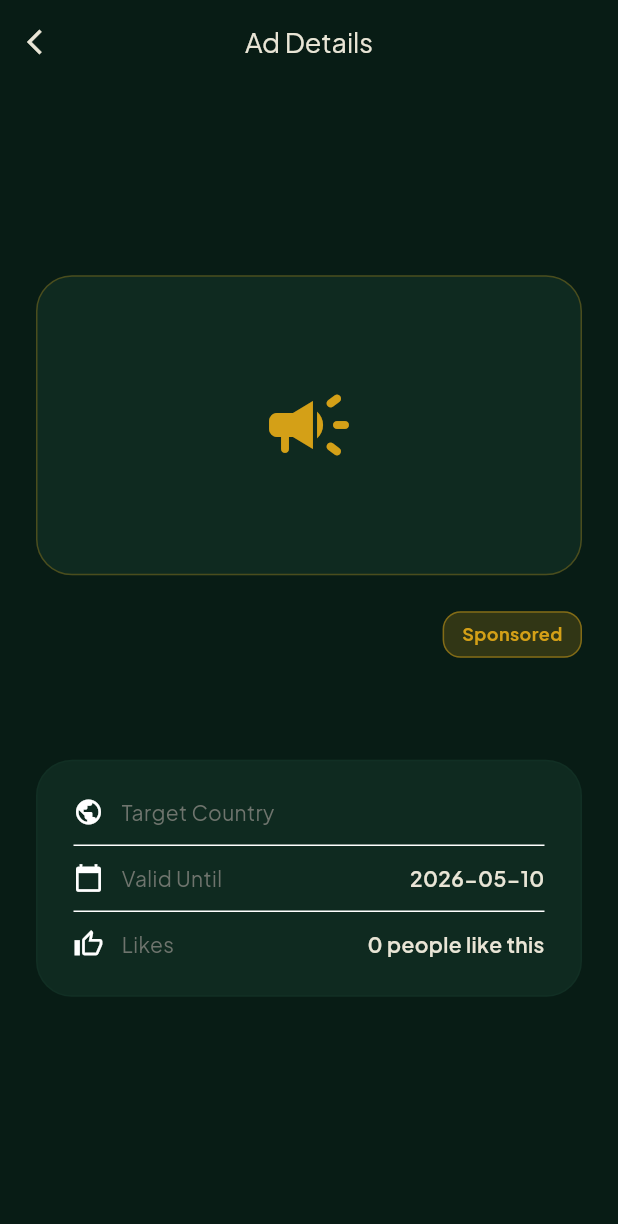
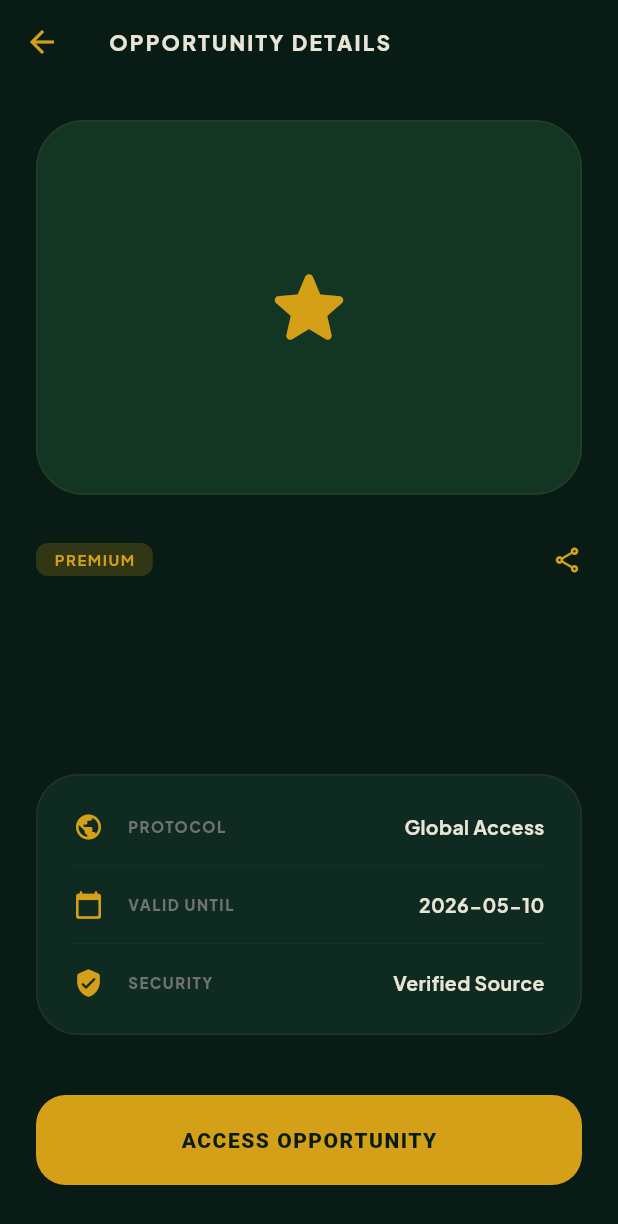
Before and after one commit to ommakadiya/PEERCONNECT-3, a Flutter app: the AdDetailsScreen screen opened directly with empty values, on a phone screen of 412 x 824 dp. Shown: the top 1224 px of the screen. Run offline on Flutter 3.47's test engine with Material 3 defaults, Android fonts, the phone set to English and light mode, and no system bars; our stand-ins replace cloud_firestore, firebase_auth, firebase_core, firebase_storage, google_fonts, google_sign_in and 2 more; accounts and stored records are empty; network calls fail.

Commit message:
Complete rebranding: Update AdDetailsScreen and polish all UI elements

```diff
--- a/lib/screens/ad_details_screen.dart
+++ b/lib/screens/ad_details_screen.dart
@@ -14,27 +14,16 @@ class AdDetailsScreen extends StatelessWidget {
     return Scaffold(
       backgroundColor: AppConstants.backgroundColor,
       appBar: AppBar(
-        backgroundColor: Colors.transparent,
-        elevation: 0,
-        leading: IconButton(
-          icon: const Icon(Icons.arrow_back_ios, color: AppConstants.textPrimary, size: 20),
-          onPressed: () => Navigator.of(context).pop(),
+        title: const Text('OPPORTUNITY DETAILS', style: TextStyle(fontWeight: FontWeight.w900, letterSpacing: 1.5, fontSize: 14)),
       ),
-        title: const Text('Ad Details', style: TextStyle(color: AppConstants.textPrimary, fontSize: 18)),
-        centerTitle: true,
-      ),
-      body: SafeArea(
-        child: Center(
-          child: ConstrainedBox(
-            constraints: const BoxConstraints(maxWidth: 600),
-            child: SingleChildScrollView(
-              padding: const EdgeInsets.all(AppConstants.paddingLg),
+      body: SingleChildScrollView(
+        padding: const EdgeInsets.all(24),
         child: Column(
           crossAxisAlignment: CrossAxisAlignment.start,
           children: [
             if (ad.imageUrl != null && ad.imageUrl!.isNotEmpty)
               ClipRRect(
-                      borderRadius: BorderRadius.circular(AppConstants.borderRadiusLg),
+                borderRadius: BorderRadius.circular(32),
                 child: Image.network(
                   ad.imageUrl!,
                   width: double.infinity,
@@ -45,104 +34,61 @@ class AdDetailsScreen extends StatelessWidget {
               )
             else
               _fallbackImage(),
-                  const SizedBox(height: AppConstants.paddingLg),
-
-                  // Title and ad tag
+            const SizedBox(height: 32),
             Row(
-                    crossAxisAlignment: CrossAxisAlignment.start,
               children: [
-                      Expanded(
-                        child: Text(
+                Container(
+                  padding: const EdgeInsets.symmetric(horizontal: 12, vertical: 4),
+                  decoration: BoxDecoration(color: AppConstants.goldColor.withValues(alpha: 0.2), borderRadius: BorderRadius.circular(8)),
+                  child: const Text('PREMIUM', style: TextStyle(color: AppConstants.goldColor, fontSize: 10, fontWeight: FontWeight.bold, letterSpacing: 1)),
+                ),
+                const Spacer(),
+                const Icon(Icons.share_outlined, color: AppConstants.goldColor, size: 20),
+              ],
+            ),
+            const SizedBox(height: 16),
+            Text(
               ad.title,
-                          style: const TextStyle(
-                            fontSize: 24,
-                            fontWeight: FontWeight.bold,
-                            color: AppConstants.textPrimary,
+              style: const TextStyle(fontSize: 28, fontWeight: FontWeight.bold, color: AppConstants.textPrimary),
+            ),
+            const SizedBox(height: 12),
+            Text(
+              ad.description,
+              style: const TextStyle(fontSize: 15, color: AppConstants.textSecondary, height: 1.6),
+            ),
+            const SizedBox(height: 40),
+            Container(
+              padding: const EdgeInsets.all(24),
+              decoration: BoxDecoration(
+                color: AppConstants.surfaceCard,
+                borderRadius: BorderRadius.circular(28),
+                border: Border.all(color: AppConstants.goldColor.withValues(alpha: 0.1)),
+              ),
+              child: Column(
+                children: [
+                  _buildInfoRow(Icons.public_rounded, 'PROTOCOL', 'Global Access'),
+                  const Divider(color: AppConstants.primaryDark, height: 32),
+                  _buildInfoRow(Icons.calendar_today_rounded, 'VALID UNTIL', dateStr),
+                  const Divider(color: AppConstants.primaryDark, height: 32),
+                  _buildInfoRow(Icons.verified_user_rounded, 'SECURITY', 'Verified Source'),
+                ],
               ),
             ),
+            const SizedBox(height: 40),
+            SizedBox(
+              width: double.infinity,
+              height: 60,
+              child: ElevatedButton(
+                onPressed: () {},
+                style: ElevatedButton.styleFrom(
+                  backgroundColor: AppConstants.goldColor,
+                  foregroundColor: AppConstants.backgroundColor,
+                  shape: RoundedRectangleBorder(borderRadius: BorderRadius.circular(20)),
                 ),
-                      const SizedBox(width: 12),
-                      Container(
-                        padding: const EdgeInsets.symmetric(horizontal: 12, vertical: 6),
-                        decoration: BoxDecoration(
-                          color: AppConstants.secondaryColor.withValues(alpha: 0.2),
-                          borderRadius: BorderRadius.circular(AppConstants.borderRadiusSm),
-                          border: Border.all(color: AppConstants.secondaryColor.withValues(alpha: 0.5)),
-                        ),
-                        child: const Text(
-                          'Sponsored',
-                          style: TextStyle(
-                            color: AppConstants.secondaryColor,
-                            fontWeight: FontWeight.w700,
-                            fontSize: 12,
-                          ),
+                child: const Text('ACCESS OPPORTUNITY', style: TextStyle(fontWeight: FontWeight.w900, letterSpacing: 1)),
               ),
             ),
           ],
-                  ),
-                  const SizedBox(height: AppConstants.paddingSm),
-
-                  // Description
-                  Text(
-                    ad.description,
-                    style: const TextStyle(
-                      fontSize: 16,
-                      color: AppConstants.textSecondary,
-                      height: 1.5,
-                    ),
-                  ),
-                  const SizedBox(height: AppConstants.paddingXl),
-
-                  // Target Info
-                  Container(
-                    padding: const EdgeInsets.all(AppConstants.paddingLg),
-                    decoration: BoxDecoration(
-                      color: AppConstants.surfaceCard,
-                      borderRadius: BorderRadius.circular(AppConstants.borderRadiusLg),
-                      border: Border.all(color: AppConstants.primaryColor.withValues(alpha: 0.2)),
-                    ),
-                    child: Column(
-                      children: [
-                        _buildInfoRow(Icons.public, 'Target Country', ad.targetCountry),
-                        const Divider(color: AppConstants.surfaceDark, height: 24),
-                        _buildInfoRow(Icons.calendar_today, 'Valid Until', dateStr),
-                        const Divider(color: AppConstants.surfaceDark, height: 24),
-                        _buildInfoRow(Icons.thumb_up_alt_outlined, 'Likes', '${ad.likes.length} people like this'),
-                      ],
-                    ),
-                  ),
-
-                  const SizedBox(height: AppConstants.paddingXl),
-
-                  // Action Button
-                  if (ad.linkUrl != null && ad.linkUrl!.isNotEmpty)
-                    SizedBox(
-                      width: double.infinity,
-                      height: 52,
-                      child: ElevatedButton(
-                        onPressed: () {
-                          // Launch URL
-                          ScaffoldMessenger.of(context).showSnackBar(
-                            SnackBar(content: Text('Opening ${ad.linkUrl}...')),
-                          );
-                        },
-                        style: ElevatedButton.styleFrom(
-                          backgroundColor: AppConstants.secondaryColor,
-                          foregroundColor: AppConstants.backgroundColor,
-                          shape: RoundedRectangleBorder(
-                            borderRadius: BorderRadius.circular(AppConstants.borderRadiusMd),
-                          ),
-                        ),
-                        child: const Text(
-                          'Visit Link',
-                          style: TextStyle(fontSize: 16, fontWeight: FontWeight.bold),
-                        ),
-                      ),
-                    ),
-                ],
-              ),
-            ),
-          ),
         ),
       ),
     );
@@ -151,14 +97,14 @@ class AdDetailsScreen extends StatelessWidget {
   Widget _fallbackImage() {
     return Container(
       width: double.infinity,
-      height: 200,
+      height: 250,
       decoration: BoxDecoration(
-        color: AppConstants.surfaceCard,
-        borderRadius: BorderRadius.circular(AppConstants.borderRadiusLg),
-        border: Border.all(color: AppConstants.secondaryColor.withValues(alpha: 0.3)),
+        color: AppConstants.primaryDark,
+        borderRadius: BorderRadius.circular(32),
+        border: Border.all(color: AppConstants.goldColor.withValues(alpha: 0.1)),
       ),
       child: const Center(
-        child: Icon(Icons.campaign_rounded, size: 64, color: AppConstants.secondaryColor),
+        child: Icon(Icons.star_rounded, size: 64, color: AppConstants.goldColor),
       ),
     );
   }
@@ -166,21 +112,11 @@ class AdDetailsScreen extends StatelessWidget {
   Widget _buildInfoRow(IconData icon, String label, String value) {
     return Row(
       children: [
-        Icon(icon, color: AppConstants.accentColor, size: 20),
-        const SizedBox(width: 12),
-        Text(
-          label,
-          style: const TextStyle(color: AppConstants.textMuted, fontSize: 14),
-        ),
+        Icon(icon, color: AppConstants.goldColor, size: 20),
+        const SizedBox(width: 16),
+        Text(label, style: const TextStyle(color: AppConstants.textMuted, fontSize: 10, fontWeight: FontWeight.w900, letterSpacing: 1)),
         const Spacer(),
-        Text(
-          value,
-          style: const TextStyle(
-            color: AppConstants.textPrimary,
-            fontSize: 14,
-            fontWeight: FontWeight.w600,
-          ),
-        ),
+        Text(value, style: const TextStyle(color: AppConstants.textPrimary, fontWeight: FontWeight.bold, fontSize: 13)),
       ],
     );
   }
```
Lines whose indentation alone changed are shown as unchanged.
